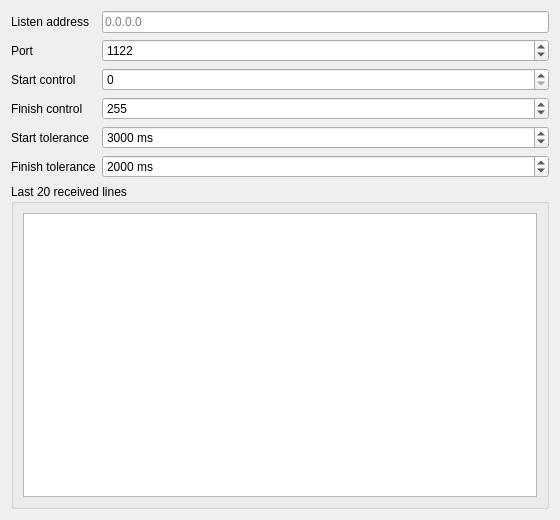
Qt form quickevent/app/quickevent/plugins/Event/src/services/radiosender/radiosenderservicewidget.ui (arnost00/quickbox) before a commit.
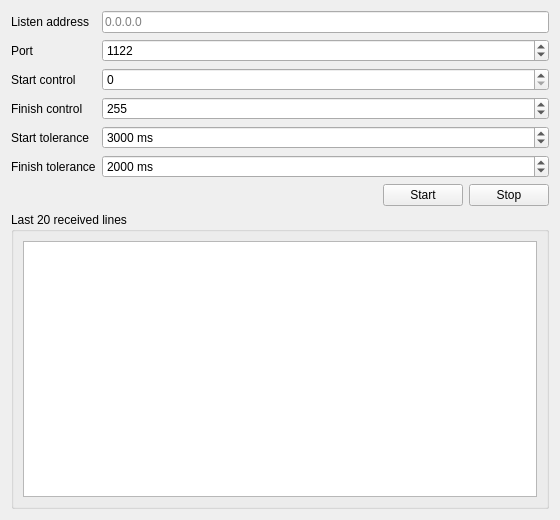
The same form after that commit.

Commit message: Add radio sender service start/stop controls to widget

The edit to the form file:
```diff
--- a/quickevent/app/quickevent/plugins/Event/src/services/radiosender/radiosenderservicewidget.ui
+++ b/quickevent/app/quickevent/plugins/Event/src/services/radiosender/radiosenderservicewidget.ui
@@ -21,6 +21,13 @@
      <item row="5" column="1"><widget class="QSpinBox" name="edFinishTolerance"><property name="suffix"><string> ms</string></property><property name="maximum"><number>10000</number></property><property name="value"><number>2000</number></property></widget></item>
     </layout>
    </item>
+   <item>
+    <layout class="QHBoxLayout" name="serviceButtonsLayout">
+     <item><spacer name="serviceButtonsSpacer"><property name="orientation"><enum>Qt::Horizontal</enum></property><property name="sizeHint" stdset="0"><size><width>40</width><height>20</height></size></property></spacer></item>
+     <item><widget class="QPushButton" name="btStart"><property name="text"><string>Start</string></property></widget></item>
+     <item><widget class="QPushButton" name="btStop"><property name="text"><string>Stop</string></property></widget></item>
+    </layout>
+   </item>
    <item>
     <widget class="QGroupBox" name="grpReceivedLines">
      <property name="title"><string>Last 20 received lines</string></property>
```
The commit also changes 4 other files.
